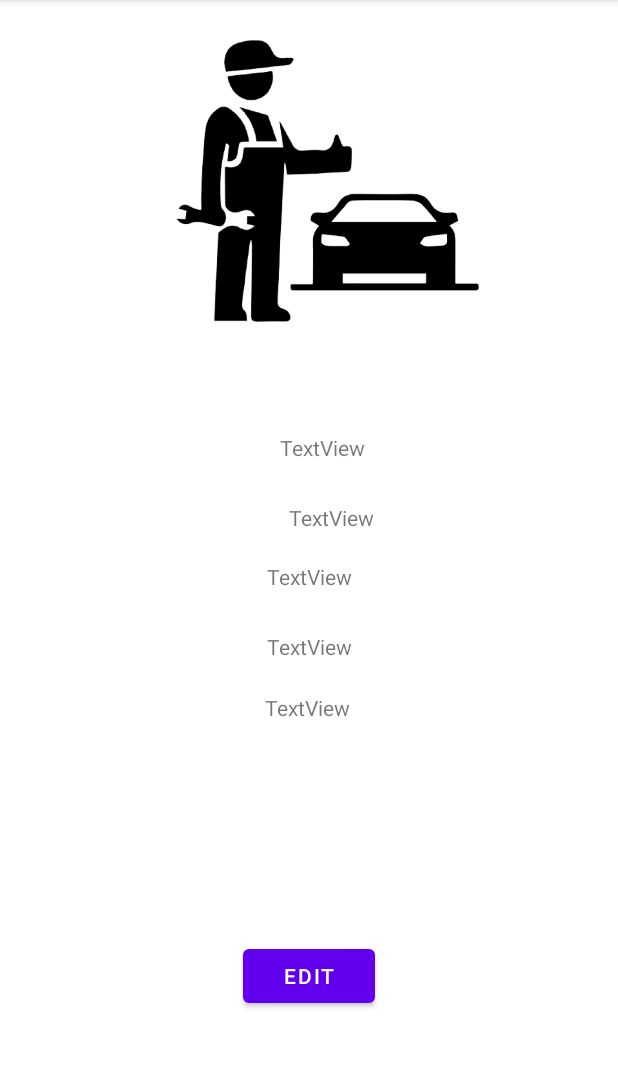
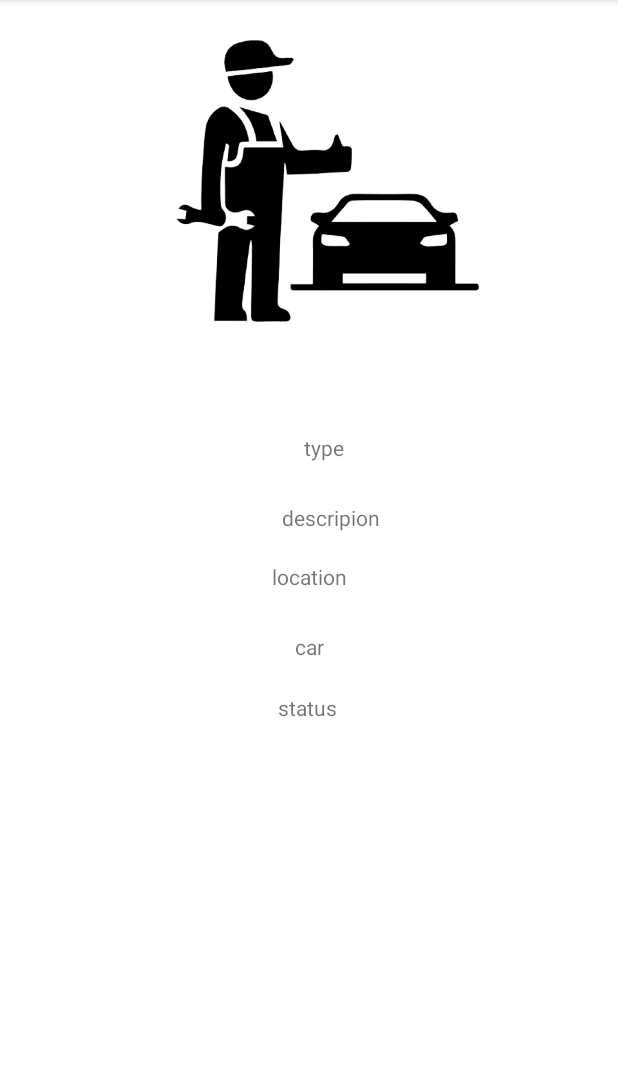
Before and after one commit to Ravit-Clark/project_FriendsOnRoad, an Android app: the fragment EventDetails shown on its own in the app's theme, on a phone screen of 412 x 824 dp, the part 84-1152 px from its top. Run offline under Robolectric (Android 15) with nearby library versions, the phone set to English and light mode, and no system bars; our stand-ins replace Firebase (no records; nobody signed in at launch, a user with empty details on screens opened directly), Picasso; 6 statements that could not run were skipped.

Commit message:
close event
need to fix the car list

```diff
--- a/app/src/main/java/com/ravit/friends_on_road/Model/ModelFirebase.java
+++ b/app/src/main/java/com/ravit/friends_on_road/Model/ModelFirebase.java
@@ -45,6 +45,7 @@ public class ModelFirebase {
         data.put("passWord",user.getPassword());
         data.put("openEvent",false);
         data.put("myOpenEvent","0000");
+
 
 
         db.collection("users").document(user.getEmail()).set(data)
--- a/app/src/main/java/com/ravit/friends_on_road/Model/ModelFirebase_Car.java
+++ b/app/src/main/java/com/ravit/friends_on_road/Model/ModelFirebase_Car.java
@@ -35,7 +35,7 @@ public class ModelFirebase_Car {
         data.put("licensePlateNum",car.getLicensePlateNum());
         data.put("year",car.getYear());
         data.put("engine",car.getEngine());
-        data.put("numPlaces",car.getPlaces());
+        data.put("places",car.getPlaces());
         data.put("emailOwner",car.getEmailOwner());
 
 
--- a/app/src/main/java/com/ravit/friends_on_road/Model/ModelFirebase_Event.java
+++ b/app/src/main/java/com/ravit/friends_on_road/Model/ModelFirebase_Event.java
@@ -28,6 +28,7 @@ public class ModelFirebase_Event {
 
 
     public static void getEventsByEmailOwner(String email, Model.GetEventsByEmailOwnerListener listener) {
+        Log.d("TAG","get user by email: "+email);
         FirebaseFirestore db = FirebaseFirestore.getInstance();
         db.collection("events").get().addOnCompleteListener(new OnCompleteListener<QuerySnapshot>() {
             @Override
@@ -58,9 +59,9 @@ public class ModelFirebase_Event {
         data.put("description",event.getDescription());
         data.put("location",event.getLocaion());
         //data.put("car",event.getCar());
-        data.put("ownerEmail",event.getEmailOwner());
+        data.put("emailOwner",event.getEmailOwner());
         data.put("status",event.getStatus());
-        data.put("specificNumEvent",event.getNumOfSpecificEvent());
+        data.put("numOfSpecificEvent",event.getNumOfSpecificEvent());
 
 
 
@@ -114,6 +115,7 @@ public class ModelFirebase_Event {
                     public void onComplete(@NonNull Task<DocumentSnapshot> task) {
                         if (task.isSuccessful()){
                             Event event = task.getResult().toObject(Event.class);
+                            Log.d("TAG","get num: "+event.getNumOfSpecificEvent());
                             listener.onComplete(event);
                         }else{
                             listener.onComplete(null);
--- a/app/src/main/java/com/ravit/friends_on_road/ui/ClosedEvents/EventDetails.java
+++ b/app/src/main/java/com/ravit/friends_on_road/ui/ClosedEvents/EventDetails.java
@@ -18,7 +18,11 @@ import com.ravit.friends_on_road.R;
 import com.squareup.picasso.Picasso;
 
 public class EventDetails extends Fragment {
-ImageView img;
+    TextView type;
+    TextView description;
+    TextView location;
+    TextView status;
+    ImageView img;
 
     @Override
     public View onCreateView(LayoutInflater inflater, ViewGroup container,
@@ -26,12 +30,11 @@ ImageView img;
         // Inflate the layout for this fragment
         View view= inflater.inflate(R.layout.fragment_event_details, container, false);
 
-        TextView type = view.findViewById(R.id.eventDetails_type);
-        TextView description = view.findViewById(R.id.eventDetails_descripion);
-        TextView location = view.findViewById(R.id.eventDetails_location);
+        type = view.findViewById(R.id.eventDetails_type);
+        description = view.findViewById(R.id.eventDetails_descripion);
+        location = view.findViewById(R.id.eventDetails_location);
        // TextView car = view.findViewById(R.id.eventDetails_car);
-        TextView status = view.findViewById(R.id.evenDetails_status);
-        final ImageButton editEventBtn=view.findViewById(R.id.eventDetails_editBtn);
+        status = view.findViewById(R.id.evenDetails_status);
         img=view.findViewById(R.id.eventDetails_img);
 
 
@@ -44,26 +47,18 @@ ImageView img;
                 location.setText(event.getLocaion());
                 //car.setText(event.getCar());
                 status.setText(event.getStatus());
-                img.setTag(event.getImgUrl());
-                if (event.getImgUrl() != null && event.getImgUrl() != ""){
-                    if (event.getImgUrl() == img.getTag()) {
-                        Picasso.get().load(event.getImgUrl()).into(img);
-                    }
-                }else{
-                    img.setImageResource(R.drawable.help);
-                }
+//                img.setTag(event.getImgUrl());
+//                if (event.getImgUrl() != null && event.getImgUrl() != ""){
+//                    if (event.getImgUrl() == img.getTag()) {
+//                        Picasso.get().load(event.getImgUrl()).into(img);
+//                    }
+//                }else{
+//                    img.setImageResource(R.drawable.help);
+//                }
             }
         });
 
 
-        editEventBtn.setOnClickListener(new View.OnClickListener() {
-            @Override
-            public void onClick(View v) {
-//                CarDetailsDirections.ActionCarDetailsToEditCar action = CarDetailsDirections.actionCarDetailsToEditCar(carNum.getText().toString());
-//                Navigation.findNavController(view).navigate(action);
-//                EventDetailsDirections.actionEventDetailsToEditMyOpenEvent()
-            }
-        });
 
 
 
--- a/app/src/main/res/layout/fragment_edit_my_open_event.xml
+++ b/app/src/main/res/layout/fragment_edit_my_open_event.xml
@@ -146,7 +146,7 @@
         app:layout_constraintEnd_toEndOf="parent" />
 
     <Button
-        android:id="@+id/editEvent_closeEvent"
+        android:id="@+id/editEvent_closeEventBtn"
         android:layout_width="wrap_content"
         android:layout_height="wrap_content"
         android:layout_marginTop="5dp"
--- a/app/src/main/res/layout/fragment_event_details.xml
+++ b/app/src/main/res/layout/fragment_event_details.xml
@@ -20,22 +20,11 @@
         app:layout_constraintTop_toTopOf="parent"
         app:layout_constraintVertical_bias="0.03" />
 
-    <Button
-        android:id="@+id/eventDetails_editBtn"
-        android:layout_width="wrap_content"
-        android:layout_height="wrap_content"
-        android:text="Edit"
-        app:layout_constraintBottom_toBottomOf="parent"
-        app:layout_constraintEnd_toEndOf="parent"
-        app:layout_constraintStart_toStartOf="parent"
-        app:layout_constraintTop_toTopOf="parent"
-        app:layout_constraintVertical_bias="0.87" />
-
     <TextView
         android:id="@+id/eventDetails_type"
         android:layout_width="wrap_content"
         android:layout_height="wrap_content"
-        android:text="TextView"
+        android:text="type"
         app:layout_constraintBottom_toBottomOf="parent"
         app:layout_constraintEnd_toEndOf="parent"
         app:layout_constraintHorizontal_bias="0.526"
@@ -47,7 +36,7 @@
         android:id="@+id/eventDetails_descripion"
         android:layout_width="wrap_content"
         android:layout_height="wrap_content"
-        android:text="TextView"
+        android:text="descripion"
         app:layout_constraintBottom_toBottomOf="parent"
         app:layout_constraintEnd_toEndOf="parent"
         app:layout_constraintHorizontal_bias="0.543"
@@ -59,7 +48,7 @@
         android:id="@+id/eventDetails_location"
         android:layout_width="wrap_content"
         android:layout_height="wrap_content"
-        android:text="TextView"
+        android:text="location"
         app:layout_constraintBottom_toBottomOf="parent"
         app:layout_constraintEnd_toEndOf="parent"
         app:layout_constraintStart_toStartOf="parent"
@@ -69,7 +58,7 @@
         android:id="@+id/eventDetails_car"
         android:layout_width="wrap_content"
         android:layout_height="wrap_content"
-        android:text="TextView"
+        android:text="car"
         app:layout_constraintBottom_toBottomOf="parent"
         app:layout_constraintEnd_toEndOf="parent"
         app:layout_constraintHorizontal_bias="0.501"
@@ -81,7 +70,7 @@
         android:id="@+id/evenDetails_status"
         android:layout_width="wrap_content"
         android:layout_height="wrap_content"
-        android:text="TextView"
+        android:text="status"
         app:layout_constraintBottom_toBottomOf="parent"
         app:layout_constraintEnd_toEndOf="parent"
         app:layout_constraintHorizontal_bias="0.498"
--- a/app/src/main/res/navigation/mobile_navigation.xml
+++ b/app/src/main/res/navigation/mobile_navigation.xml
@@ -82,11 +82,6 @@
             app:popUpTo="@id/nav_Profile"
             app:popUpToInclusive="true" />
     </fragment>
-    <activity
-        android:id="@+id/mainActivity"
-        android:name="com.ravit.friends_on_road.MainActivity"
-        android:label="app_bar_main"
-        tools:layout="@layout/app_bar_main" />
     <fragment
         android:id="@+id/addEvent"
         android:name="com.ravit.friends_on_road.ui.ClosedEvents.AddEvent"
```
Also changed, not shown: app/src/main/java/com/ravit/friends_on_road/Model/Event.java (+8 -12 lines), app/src/main/java/com/ravit/friends_on_road/ui/ClosedEvents/ClosedEventsList.java (+4 -4 lines), app/src/main/java/com/ravit/friends_on_road/ui/ClosedEvents/EditMyOpenEvent.java (+43 -4 lines).
